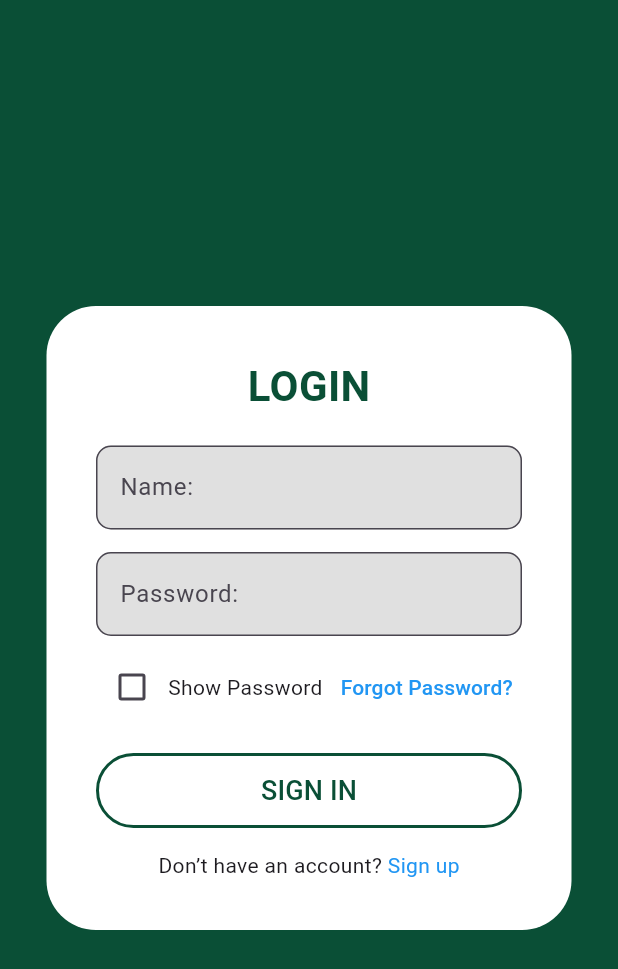
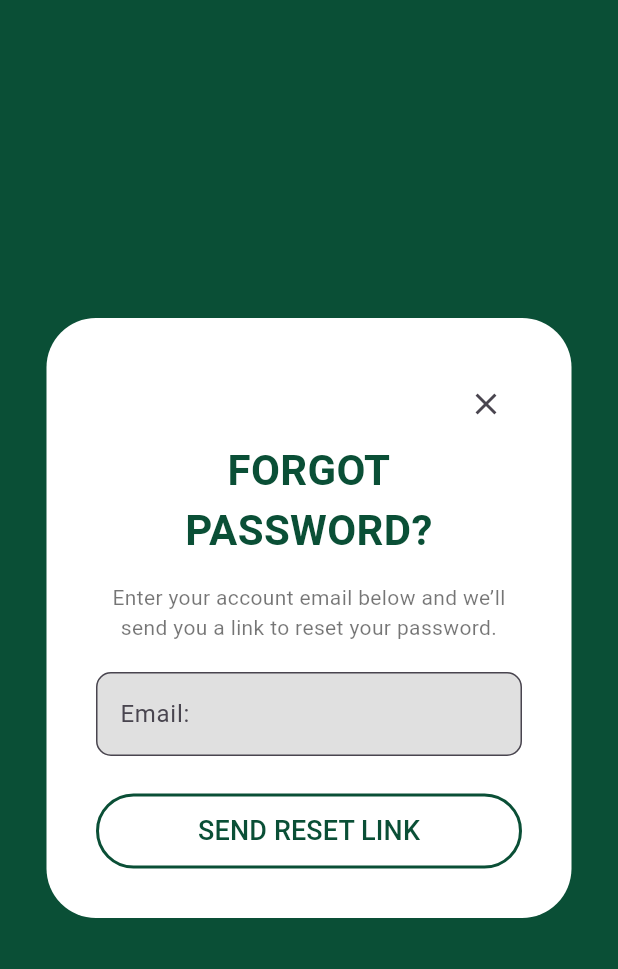
Before and after one commit to CR1SI/CarbonFootPrinters, a Flutter app: the screen it shows after launch, after a tap on "Forgot Password?", on a phone screen of 412 x 824 dp. Shown: the top 969 px of the screen. Run offline on Flutter 3.47's test engine with Material 3 defaults, Android fonts, the phone set to English and light mode, and no system bars.

```diff
--- /dev/null
+++ b/front-end/carbon_foot_printer/lib/forgot_password.dart
@@ -0,0 +1,94 @@
+import 'package:flutter/material.dart';
+import 'login.dart';
+
+class ForgotPasswordScreen extends StatelessWidget {
+  const ForgotPasswordScreen({super.key});
+
+  @override
+  Widget build(BuildContext context) {
+    final TextEditingController _emailController = TextEditingController();
+
+    return Scaffold(
+      backgroundColor: const Color.fromARGB(255, 10, 79, 54),
+      body: Center(
+        child: Container(
+          padding: const EdgeInsets.all(33),
+          width: 350,
+          decoration: BoxDecoration(
+            color: Colors.white,
+            borderRadius: BorderRadius.circular(33),
+          ),
+          child: Column(
+            mainAxisSize: MainAxisSize.min,
+            children: [
+              // Close Button
+              Align(
+                alignment: Alignment.topRight,
+                child: IconButton(
+                  icon: const Icon(Icons.close),
+                  onPressed: () => Navigator.pop(context),
+                ),
+              ),
+
+              const Text(
+                "FORGOT\nPASSWORD?",
+                textAlign: TextAlign.center,
+                style: TextStyle(
+                  fontSize: 28,
+                  fontWeight: FontWeight.bold,
+                  color: Color.fromARGB(255, 10, 79, 54),
+                ),
+              ),
+              const SizedBox(height: 15),
+
+              const Text(
+                "Enter your account email below and we’ll send you a link to reset your password.",
+                textAlign: TextAlign.center,
+                style: TextStyle(fontSize: 14, color: Colors.black54),
+              ),
+              const SizedBox(height: 20),
+
+              TextField(
+                controller: _emailController,
+                decoration: InputDecoration(
+                  labelText: "Email:",
+                  filled: true,
+                  fillColor: Colors.grey[300],
+                  border: OutlineInputBorder(
+                    borderRadius: BorderRadius.circular(10),
+                    borderSide: const BorderSide(color: Colors.green),
+                  ),
+                ),
+              ),
+
+              const SizedBox(height: 25),
+
+              OutlinedButton(
+                style: OutlinedButton.styleFrom(
+                  side: const BorderSide(
+                      color: Color.fromARGB(255, 10, 79, 54), width: 2),
+                  minimumSize: const Size.fromHeight(50),
+                ),
+                onPressed: () {
+                  // TODO: Hook up password reset request
+                  ScaffoldMessenger.of(context).showSnackBar(
+                    const SnackBar(
+                      content: Text("Password reset link sent (demo)"),
+                    ),
+                  );
+                },
+                child: const Text(
+                  "SEND RESET LINK",
+                  style: TextStyle(
+                    fontSize: 18,
+                    color: Color.fromARGB(255, 10, 79, 54),
+                  ),
+                ),
+              ),
+            ],
+          ),
+        ),
+      ),
+    );
+  }
+}
--- a/front-end/carbon_foot_printer/lib/login.dart
+++ b/front-end/carbon_foot_printer/lib/login.dart
@@ -1,6 +1,7 @@
 import 'package:flutter/material.dart';
 import 'main.dart';
 import 'signup.dart';
+import 'forgot_password.dart';
 
 class LoginScreen extends StatefulWidget {
   const LoginScreen({super.key});
@@ -78,12 +79,20 @@ class _LoginScreenState extends State<LoginScreen> {
                   const Text("Show Password"),
                   const Spacer(),
                 TextButton(
-                    onPressed: () {},
+  onPressed: () {
+    Navigator.push(
+      context,
+      MaterialPageRoute(
+        builder: (context) => ForgotPasswordScreen(),
+      ),
+    );
+  },
   child: const Text(
     "Forgot Password?",
     style: TextStyle(color: Colors.blue),
   ),
 ),
+
                 ],
               ),
 
```
Lines whose indentation alone changed are shown as unchanged.
